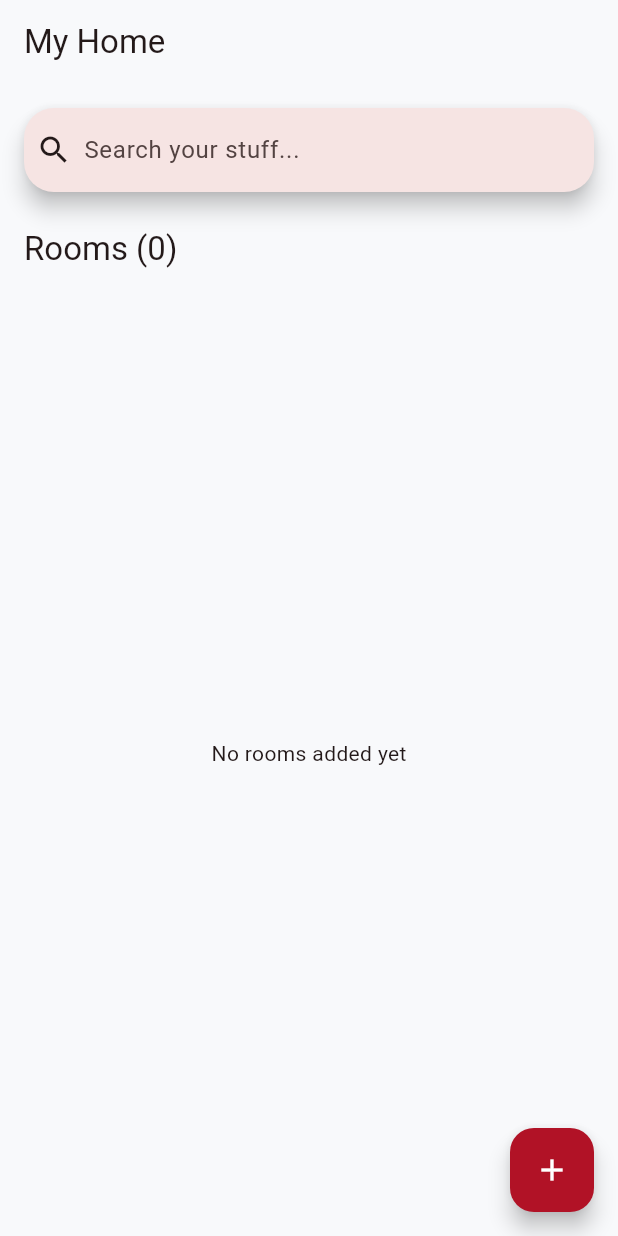
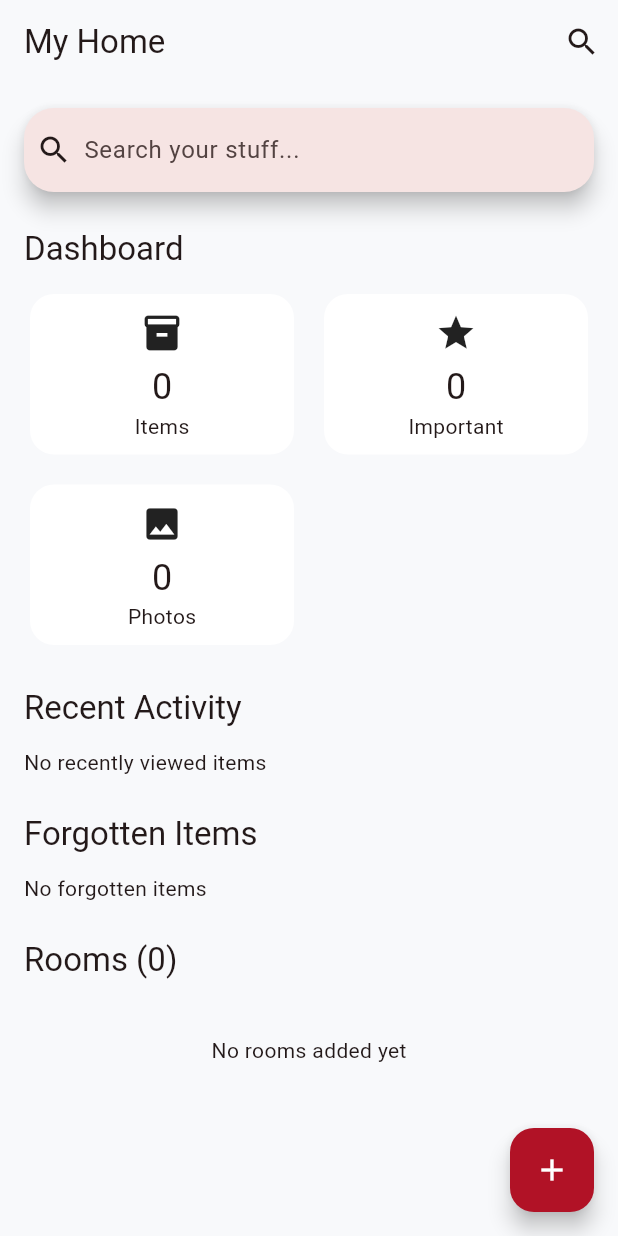
Before and after one commit to RiyoNest/find_my_stuff, a Flutter app: the screen it shows after launch, on a phone screen of 412 x 824 dp. Run offline on Flutter 3.47's test engine with Material 3 defaults, Android fonts, the phone set to English and light mode, and no system bars; our stand-ins replace flutter_riverpod, go_router, image_picker, objectbox; generated files the repository leaves out were written again.

Commit message:
FEAT: Global search completed

```diff
--- a/lib/core/routing/app_router.dart
+++ b/lib/core/routing/app_router.dart
@@ -3,6 +3,7 @@ import 'package:find_my_stuff/features/splash/presentation/pages/splash_page.dar
 import 'package:go_router/go_router.dart';
 
 import '../../features/room/presentation/pages/room_details_page.dart';
+import '../../features/search/presentation/pages/search_page.dart';
 import '../../features/storage_tree/presentation/pages/storage_node_details_page.dart';
 
 class RAppRouter {
@@ -35,6 +36,15 @@ class RAppRouter {
           );
         },
       ),
+      GoRoute(
+        path: '/search',
+        builder: (
+            context,
+            state,
+            ) {
+          return const SearchPage();
+        },
+      ),
     ],
   );
 }
--- a/lib/features/home/presentation/pages/home_page.dart
+++ b/lib/features/home/presentation/pages/home_page.dart
@@ -2,7 +2,10 @@ import 'package:find_my_stuff/features/room/presentation/widgets/add_room_dialog
 import 'package:find_my_stuff/shared/entities/place_entity.dart';
 import 'package:find_my_stuff/shared/entities/room_entity.dart';
 import 'package:find_my_stuff/shared/providers/room_providers.dart';
+import 'package:find_my_stuff/shared/providers/storage_node_providers.dart';
 import 'package:find_my_stuff/shared/repositories/place_repository.dart';
+import 'package:find_my_stuff/shared/widgets/dashboard_stat_card.dart';
+import 'package:find_my_stuff/shared/widgets/item_activity_tile.dart';
 import 'package:flutter/material.dart';
 import 'package:flutter_riverpod/flutter_riverpod.dart';
 import 'package:go_router/go_router.dart';
@@ -55,14 +58,30 @@ class _HomePageState extends ConsumerState<HomePage> {
   Widget build(BuildContext context) {
     final roomsAsync = ref.watch(roomListProvider(currentPlace.uuid));
 
+    final recentAsync = ref.watch(recentlyViewedProvider);
+
+    final forgottenAsync = ref.watch(forgottenItemsProvider);
+
+    final statsAsync = ref.watch(dashboardStatsProvider);
+
     return Scaffold(
-      appBar: AppBar(title: Text(currentPlace.name)),
+      appBar: AppBar(
+        title: Text(currentPlace.name),
+        actions: [
+          IconButton(
+            icon: const Icon(Icons.search),
+            onPressed: () {
+              context.push('/search');
+            },
+          ),
+        ],
+      ),
       floatingActionButton: FloatingActionButton(
-        heroTag: 'home',
+        heroTag: 'home_fab',
         onPressed: _addRoom,
         child: const Icon(Icons.add),
       ),
-      body: Padding(
+      body: SingleChildScrollView(
         padding: const EdgeInsets.all(16),
         child: Column(
           crossAxisAlignment: CrossAxisAlignment.start,
@@ -70,7 +89,107 @@ class _HomePageState extends ConsumerState<HomePage> {
             SearchBar(
               hintText: 'Search your stuff...',
               leading: const Icon(Icons.search),
-              onTap: () {},
+              onTap: () {
+                context.push('/search');
+              },
+            ),
+
+            const SizedBox(height: 24),
+
+            Text('Dashboard', style: Theme.of(context).textTheme.titleLarge),
+
+            const SizedBox(height: 12),
+
+            statsAsync.when(
+              loading: () => const Center(child: CircularProgressIndicator()),
+
+              error: (_, __) => const SizedBox(),
+
+              data: (stats) {
+                return GridView.count(
+                  shrinkWrap: true,
+                  physics: const NeverScrollableScrollPhysics(),
+                  crossAxisCount: 2,
+                  childAspectRatio: 1.6,
+                  crossAxisSpacing: 12,
+                  mainAxisSpacing: 12,
+                  children: [
+                    DashboardStatCard(
+                      title: 'Items',
+                      value: stats['items'].toString(),
+                      icon: Icons.inventory_2,
+                    ),
+
+                    DashboardStatCard(
+                      title: 'Important',
+                      value: stats['important'].toString(),
+                      icon: Icons.star,
+                    ),
+
+                    DashboardStatCard(
+                      title: 'Photos',
+                      value: stats['photos'].toString(),
+                      icon: Icons.photo,
+                    ),
+                  ],
+                );
+              },
+            ),
+
+            const SizedBox(height: 24),
+
+            Text(
+              'Recent Activity',
+              style: Theme.of(context).textTheme.titleLarge,
+            ),
+
+            const SizedBox(height: 12),
+
+            recentAsync.when(
+              loading: () => const CircularProgressIndicator(),
+
+              error: (_, __) => const SizedBox(),
+
+              data: (items) {
+                if (items.isEmpty) {
+                  return const Text('No recently viewed items');
+                }
+
+                return Column(
+                  children: items
+                      .take(5)
+                      .map((e) => ItemActivityTile(item: e))
+                      .toList(),
+                );
+              },
+            ),
+
+            const SizedBox(height: 24),
+
+            Text(
+              'Forgotten Items',
+              style: Theme.of(context).textTheme.titleLarge,
+            ),
+
+            const SizedBox(height: 12),
+
+            forgottenAsync.when(
+              loading: () => const CircularProgressIndicator(),
+
+              error: (_, __) => const SizedBox(),
+
+              data: (items) {
+                if (items.isEmpty) {
+                  return const Text('No forgotten items');
+                }
+
+                return Column(
+                  children: items
+                      .take(5)
+                      .map((e) => ItemActivityTile(item: e))
+                      .toList(),
+                );
+              },
             ),
 
             const SizedBox(height: 24),
@@ -78,26 +197,36 @@ class _HomePageState extends ConsumerState<HomePage> {
             roomsAsync.when(
               loading: () =>
                   Text('Rooms', style: Theme.of(context).textTheme.titleLarge),
+
               error: (_, __) =>
                   Text('Rooms', style: Theme.of(context).textTheme.titleLarge),
+
               data: (rooms) => Text(
                 'Rooms (${rooms.length})',
                 style: Theme.of(context).textTheme.titleLarge,
               ),
             ),
 
-            const SizedBox(height: 16),
+            const SizedBox(height: 12),
 
-            Expanded(
-              child: roomsAsync.when(
+            roomsAsync.when(
               loading: () => const Center(child: CircularProgressIndicator()),
+
               error: (e, _) => Center(child: Text('Error: $e')),
+
               data: (rooms) {
                 if (rooms.isEmpty) {
-                    return const Center(child: Text('No rooms added yet'));
+                  return const Center(
+                    child: Padding(
+                      padding: EdgeInsets.all(24),
+                      child: Text('No rooms added yet'),
+                    ),
+                  );
                 }
 
                 return ListView.separated(
+                  shrinkWrap: true,
+                  physics: const NeverScrollableScrollPhysics(),
                   itemCount: rooms.length,
                   separatorBuilder: (_, __) => const SizedBox(height: 8),
                   itemBuilder: (_, index) {
@@ -117,7 +246,8 @@ class _HomePageState extends ConsumerState<HomePage> {
                 );
               },
             ),
-            ),
+
+            const SizedBox(height: 100),
           ],
         ),
       ),
--- a/lib/shared/providers/storage_node_providers.dart
+++ b/lib/shared/providers/storage_node_providers.dart
@@ -43,3 +43,44 @@ final childNodesProvider =
 
       return repo.getChildren(parentUuid);
     });
+
+final searchProvider = FutureProvider.family<List<StorageNodeEntity>, String>((
+  ref,
+  query,
+) async {
+  if (query.trim().isEmpty) {
+    return [];
+  }
+
+  final repo = ref.read(storageNodeRepositoryProvider);
+
+  return repo.searchItems(query);
+});
+
+final recentlyViewedProvider = FutureProvider<List<StorageNodeEntity>>((
+  ref,
+) async {
+  final repo = ref.read(storageNodeRepositoryProvider);
+
+  return repo.getRecentlyViewed();
+});
+
+final forgottenItemsProvider = FutureProvider<List<StorageNodeEntity>>((
+  ref,
+) async {
+  final repo = ref.read(storageNodeRepositoryProvider);
+
+  return repo.getForgottenItems();
+});
+
+final dashboardStatsProvider = FutureProvider<Map<String, int>>((ref) async {
+  ref.watch(storageRefreshProvider);
+
+  final repo = ref.read(storageNodeRepositoryProvider);
+
+  return {
+    'items': repo.getTotalItems(),
+    'important': repo.getImportantItems(),
+    'photos': repo.getItemsWithPhotos(),
+  };
+});
--- /dev/null
+++ b/lib/shared/widgets/dashboard_stat_card.dart
@@ -0,0 +1,48 @@
+import 'package:flutter/material.dart';
+
+class DashboardStatCard extends StatelessWidget {
+  final String title;
+  final String value;
+  final IconData icon;
+
+  const DashboardStatCard({
+    super.key,
+    required this.title,
+    required this.value,
+    required this.icon,
+  });
+
+  @override
+  Widget build(BuildContext context) {
+    return Card(
+      child: Center(
+        child: Padding(
+          padding: const EdgeInsets.all(12),
+          child: Column(
+            mainAxisSize: MainAxisSize.min,
+            children: [
+              Icon(
+                icon,
+                size: 28,
+              ),
+
+              const SizedBox(height: 6),
+
+              Text(
+                value,
+                style: Theme.of(context)
+                    .textTheme
+                    .headlineSmall,
+              ),
+
+              Text(
+                title,
+                overflow: TextOverflow.ellipsis,
+              ),
+            ],
+          ),
+        ),
+      ),
+    );
+  }
+}
--- a/pubspec.yaml
+++ b/pubspec.yaml
@@ -25,6 +25,7 @@ dependencies:
   pdf: ^3.11.3
   printing: ^5.14.2
   intl: ^0.20.2
+  timeago: ^3.7.1
 
 dev_dependencies:
   build_runner: ^2.15.0
```
Also changed, not shown: lib/features/search/presentation/pages/search_page.dart (added, +71 -0 lines), lib/features/search/presentation/widgets/search_result_tile.dart (added, +59 -0 lines), lib/features/storage_tree/presentation/pages/item_details_page.dart (+31 -17 lines), lib/shared/providers/storage_path_provider.dart (+11 -14 lines), lib/shared/repositories/storage_node_repository.dart (+75 -6 lines), lib/shared/widgets/item_activity_tile.dart (added, +32 -0 lines), pubspec.lock. Lines whose indentation alone changed are shown as unchanged.
